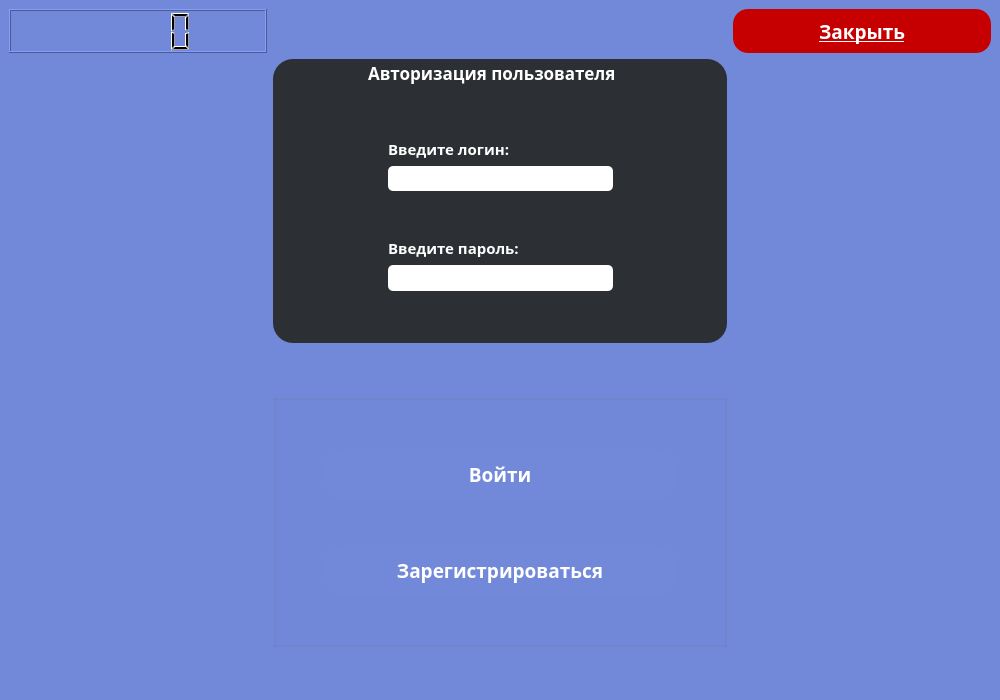
Proto999/authgui, file auth.ui: the form before one commit.
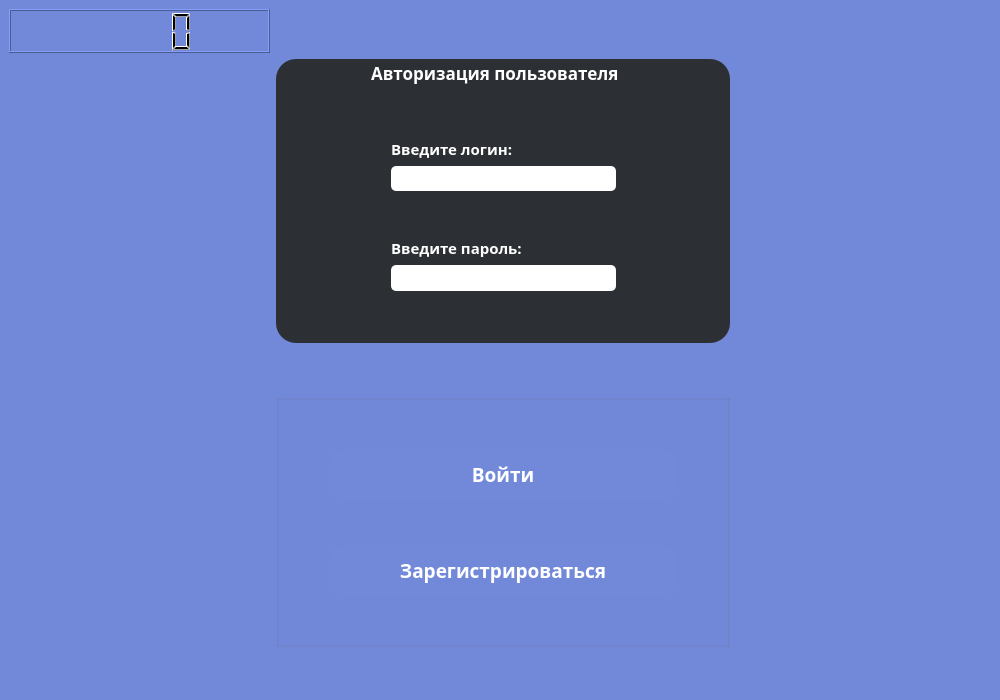
The form after the commit.

```diff
--- a/auth.ui
+++ b/auth.ui
@@ -50,32 +50,6 @@
       </property>
      </spacer>
     </item>
-    <item row="0" column="2">
-     <widget class="QPushButton" name="pushButton_3">
-      <property name="maximumSize">
-       <size>
-        <width>275</width>
-        <height>76</height>
-       </size>
-      </property>
-      <property name="font">
-       <font>
-        <family>gg sans</family>
-        <pointsize>14</pointsize>
-        <bold>true</bold>
-        <underline>true</underline>
-       </font>
-      </property>
-      <property name="styleSheet">
-       <string notr="true">background-color: rgb(198, 0, 0);
-color: rgb(255, 255, 255);
-border-radius: 15px;</string>
-      </property>
-      <property name="text">
-       <string>Закрыть</string>
-      </property>
-     </widget>
-    </item>
     <item row="0" column="0">
      <widget class="QLCDNumber" name="lcdNumber">
       <property name="maximumSize">
```
